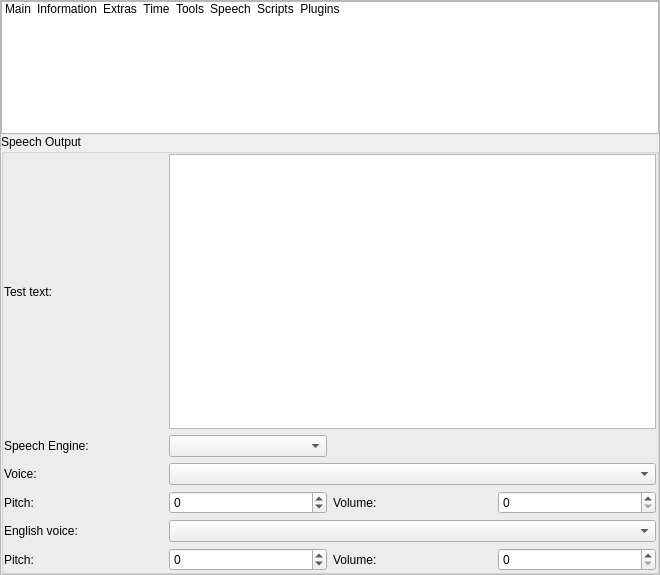
Old version of the form src/gui/configurationDialog.ui in the repository Stellarium/stellarium.
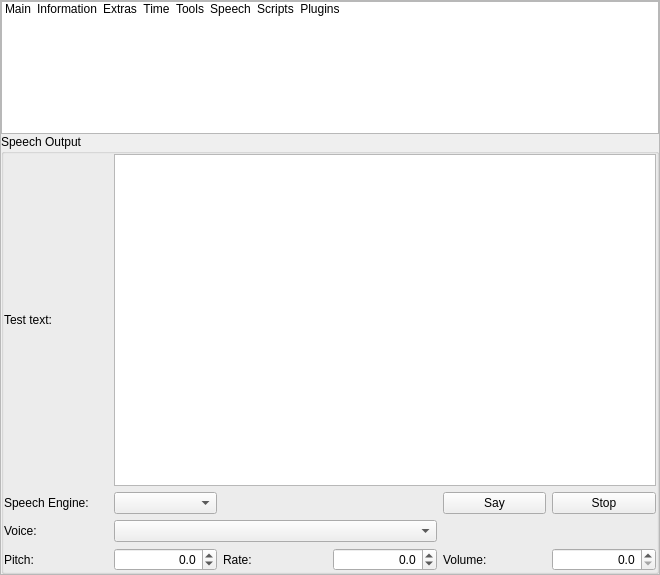
New version of the form. The open tabs and pages were chosen to show the change. Icons and pictures are not drawn. Custom widgets are drawn as their Qt base class.

Commit message: Configuration dialog changes

The edit to the form file:
```diff
--- a/src/gui/configurationDialog.ui
+++ b/src/gui/configurationDialog.ui
@@ -3012,8 +3012,8 @@
                </property>
               </widget>
              </item>
-             <item row="0" column="1" colspan="3">
-              <widget class="QTextBrowser" name="textBrowser"/>
+             <item row="0" column="1" colspan="5">
+              <widget class="QPlainTextEdit" name="speechTextEdit"/>
              </item>
              <item row="1" column="0">
               <widget class="QLabel" name="label_engine">
@@ -3025,6 +3025,40 @@
              <item row="1" column="1">
               <widget class="QComboBox" name="comboBox_Engine"/>
              </item>
+
+		<item row="1" column="4">
+                  <widget class="QPushButton" name="pushButton_SpeechSay">
+                   <property name="toolTip">
+                    <string>Emit speech synthesis of text from text box</string>
+                   </property>
+                   <property name="text">
+                    <string>Say</string>
+                   </property>
+                   <property name="icon">
+                    <iconset resource="../../data/gui/guiRes.qrc">
+                     <normaloff>:/graphicGui/uibtStart.png</normaloff>
+                     <disabledoff>:/graphicGui/uibtStart-disabled.png</disabledoff>:/graphicGui/uibtStart.png</iconset>
+                   </property>
+                  </widget>
+                 </item>
+                 <item row="1" column="5">
+                  <widget class="QPushButton" name="pushButton_SpeechStop">
+                   <property name="toolTip">
+                    <string>Stop a running speech</string>
+                   </property>
+                   <property name="text">
+                    <string>Stop</string>
+                   </property>
+                   <property name="icon">
+                    <iconset resource="../../data/gui/guiRes.qrc">
+                     <normaloff>:/graphicGui/uibtStop.png</normaloff>
+                     <disabledoff>:/graphicGui/uibtStop-disabled.png</disabledoff>:/graphicGui/uibtStop.png</iconset>
+                   </property>
+                  </widget>
+                 </item>
+
+
+
              <item row="2" column="0">
               <widget class="QLabel" name="label_Voice">
                <property name="text">
@@ -3047,80 +3081,92 @@
               </widget>
              </item>
              <item row="3" column="1">
-              <widget class="QSpinBox" name="spinBox_Pitch">
+              <widget class="QDoubleSpinBox" name="spinBox_Pitch">
+                   <property name="alignment">
+                    <set>Qt::AlignRight|Qt::AlignTrailing|Qt::AlignVCenter</set>
+                   </property>
+                   <property name="decimals">
+                    <number>1</number>
+                   </property>
+
                <property name="minimum">
-                <number>-10</number>
+                <double>-1.0</double>
                </property>
                <property name="maximum">
-                <number>10</number>
+                <double>1.0</double>
                </property>
+               <property name="singleStep">
+                    <double>0.1</double>
+                   </property>
+                   <property name="value">
+                    <double>0.0</double>
+                   </property>
               </widget>
              </item>
+
              <item row="3" column="2">
-              <widget class="QLabel" name="label_Volume">
+              <widget class="QLabel" name="label_Rate">
                <property name="text">
-                <string>Volume:</string>
+                <string>Rate:</string>
                </property>
               </widget>
              </item>
              <item row="3" column="3">
-              <widget class="QSpinBox" name="spinBox_Volume">
+              <widget class="QDoubleSpinBox" name="spinBox_Rate">
+                   <property name="alignment">
+                    <set>Qt::AlignRight|Qt::AlignTrailing|Qt::AlignVCenter</set>
+                   </property>
+                   <property name="decimals">
+                    <number>1</number>
+                   </property>
+
                <property name="minimum">
-                <number>0</number>
+                <double>-1.0</double>
                </property>
                <property name="maximum">
-                <number>100</number>
+                <double>1.0</double>
                </property>
+               <property name="singleStep">
+                    <double>0.1</double>
+                   </property>
+                   <property name="value">
+                    <double>0.0</double>
+                   </property>
               </widget>
              </item>
-             <item row="4" column="0">
-              <widget class="QLabel" name="label_englishVoice">
-               <property name="text">
-                <string>English voice:</string>
-               </property>
-              </widget>
-             </item>
-             <item row="4" column="1" colspan="3">
-              <widget class="QComboBox" name="comboBox_englishVoice">
-               <property name="toolTip">
-                <string>Untranslated items will be spoken by this voice.</string>
-               </property>
-              </widget>
-             </item>
-             <item row="5" column="0">
-              <widget class="QLabel" name="label_PitchE">
-               <property name="text">
-                <string>Pitch:</string>
-               </property>
-              </widget>
-             </item>
-             <item row="5" column="1">
-              <widget class="QSpinBox" name="spinBox_PitchEnglish">
-               <property name="minimum">
-                <number>-10</number>
-               </property>
-               <property name="maximum">
-                <number>10</number>
-               </property>
-              </widget>
-             </item>
-             <item row="5" column="2">
-              <widget class="QLabel" name="label_VolumeE">
+
+
+             <item row="3" column="4">
+              <widget class="QLabel" name="label_Volume">
                <property name="text">
                 <string>Volume:</string>
                </property>
               </widget>
              </item>
-             <item row="5" column="3">
-              <widget class="QSpinBox" name="spinBox_VolumeEnglish">
+             <item row="3" column="5">
+              <widget class="QDoubleSpinBox" name="spinBox_Volume">
+                   <property name="alignment">
+                    <set>Qt::AlignRight|Qt::AlignTrailing|Qt::AlignVCenter</set>
+                   </property>
+                   <property name="decimals">
+                    <number>1</number>
+                   </property>
+
                <property name="minimum">
-                <number>0</number>
+                <double>0.0</double>
                </property>
                <property name="maximum">
-                <number>100</number>
+                <double>1.0</double>
                </property>
+               <property name="singleStep">
+                    <double>0.1</double>
+                   </property>
+                   <property name="value">
+                    <double>0.0</double>
+                   </property>
               </widget>
              </item>
+	     
             </layout>
            </widget>
           </item>
```
Left out of the diff: 7 changed lines with no effect on the pictures. The commit also changes 2 other files.
